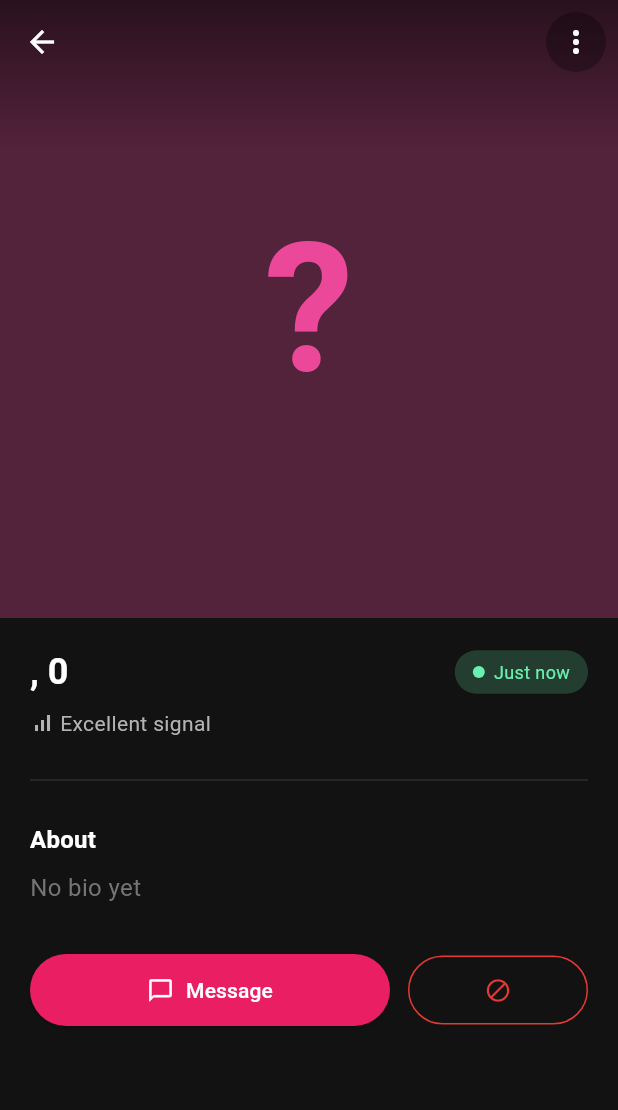
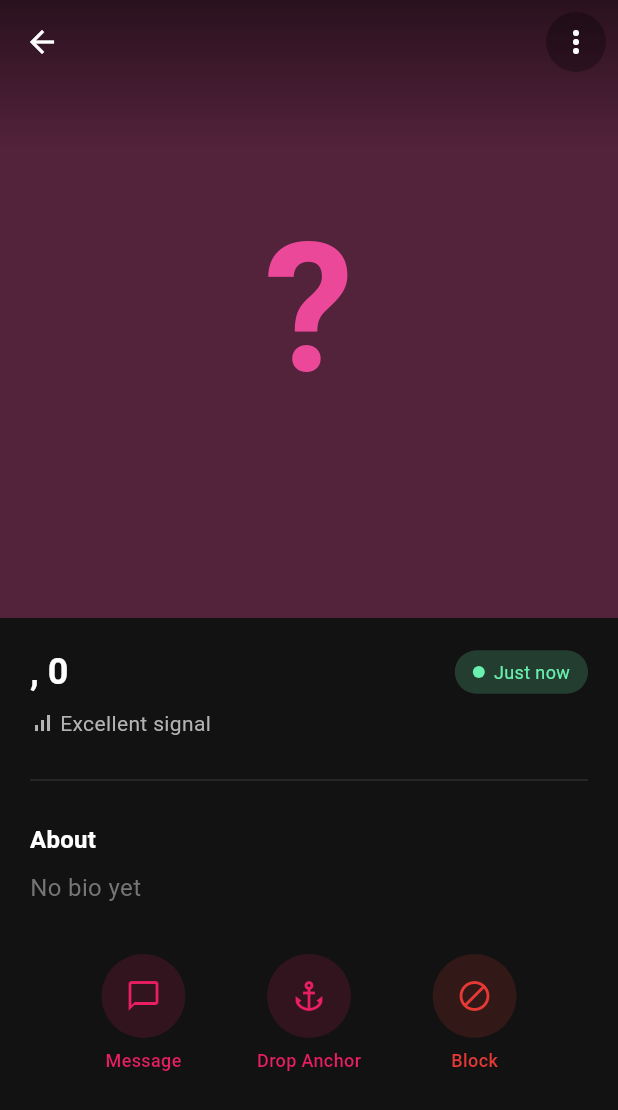
Before and after one commit to nblauren/anchor, a Flutter app: the PeerDetailScreen screen opened directly with empty values, on a phone screen of 412 x 824 dp. Shown: the top 1110 px of the screen. Run offline on Flutter 3.47's test engine with Material 3 defaults, Android fonts, the phone set to English and light mode, and no system bars; our stand-ins replace drift, equatable, flutter_bloc, flutter_local_notifications, get_it, image_picker and 3 more; missing offline and left inert: app_badge_plus, bluetooth_low_energy, image_compression_flutter; accounts and stored records are empty; generated files the repository leaves out were written again.

Commit message:
feat: Drop Anchor (⚓), camera permissions, and edit profile fix
- Add Drop Anchor feature: BLE ping via fff3 characteristic, routed to
  DiscoveryBloc via anchorDropReceivedStream; shows in-app SnackBar and
  local notification; ⚓ button on grid tile, peer detail, and chat AppBar
- Add anchor_drops table (DB schema v3) and AnchorDropRepository
- Add NSCameraUsageDescription and NSPhotoLibraryUsageDescription to
  Info.plist to fix crash when accessing camera or photo library on iOS
- Fix profile setup screen showing "Let's get started" copy when editing

Co-Authored-By: Claude Sonnet 4.6 <noreply@anthropic.com>

```diff
--- a/lib/features/discovery/bloc/discovery_bloc.dart
+++ b/lib/features/discovery/bloc/discovery_bloc.dart
@@ -5,6 +5,8 @@ import 'package:flutter_bloc/flutter_bloc.dart';
 import 'package:uuid/uuid.dart';
 
 import '../../../core/utils/logger.dart';
+import '../../../data/local_database/database.dart';
+import '../../../data/repositories/anchor_drop_repository.dart';
 import '../../../data/repositories/peer_repository.dart';
 import '../../../services/ble/ble.dart' as ble;
 import '../../../services/notification_service.dart';
@@ -20,13 +22,21 @@ class _ApplyDebouncedState extends DiscoveryEvent {
   List<Object?> get props => [newState];
 }
 
+/// Private event to clear the in-app anchor drop notification
+class _ClearAnchorDropNotification extends DiscoveryEvent {
+  @override
+  List<Object?> get props => [];
+}
+
 class DiscoveryBloc extends Bloc<DiscoveryEvent, DiscoveryState> {
   DiscoveryBloc({
     required PeerRepository peerRepository,
     required ble.BleServiceInterface bleService,
+    required AnchorDropRepository anchorDropRepository,
     NotificationService? notificationService,
   })  : _peerRepository = peerRepository,
         _bleService = bleService,
+        _anchorDropRepository = anchorDropRepository,
         _notificationService = notificationService,
         super(const DiscoveryState()) {
     on<LoadDiscoveredPeers>(_onLoadDiscoveredPeers);
@@ -41,6 +51,11 @@ class DiscoveryBloc extends Bloc<DiscoveryEvent, DiscoveryState> {
     on<LoadMockPeers>(_onLoadMockPeers);
     on<ClearDiscoveryError>(_onClearError);
     on<FetchPeerFullPhotos>(_onFetchPeerFullPhotos);
+    on<DropAnchorOnPeer>(_onDropAnchorOnPeer);
+    on<AnchorDropSignalReceived>(_onAnchorDropSignalReceived);
+    on<_ClearAnchorDropNotification>(
+      (event, emit) => emit(state.copyWith(incomingAnchorDropName: null)),
+    );
     on<_ApplyDebouncedState>((event, emit) => emit(event.newState));
 
     // Subscribe to BLE peer discovery stream
@@ -53,17 +68,24 @@ class DiscoveryBloc extends Bloc<DiscoveryEvent, DiscoveryState> {
       (peerId) => add(PeerLost(peerId)),
     );
 
+    // Subscribe to anchor drop stream
+    _anchorDropSubscription = _bleService.anchorDropReceivedStream.listen(
+      (drop) => add(AnchorDropSignalReceived(fromPeerId: drop.fromPeerId)),
+    );
+
     // Debounce timer for batching peer updates
     _debounceTimer?.cancel();
   }
 
   final PeerRepository _peerRepository;
   final ble.BleServiceInterface _bleService;
+  final AnchorDropRepository _anchorDropRepository;
   final NotificationService? _notificationService;
   Timer? _debounceTimer;
   bool _pendingUpdate = false;
   StreamSubscription<ble.DiscoveredPeer>? _peerDiscoveredSubscription;
   StreamSubscription<String>? _peerLostSubscription;
+  StreamSubscription<ble.AnchorDropReceived>? _anchorDropSubscription;
 
   /// Handle BLE peer discovered event - convert to bloc event
   void _onBlePeerDiscovered(ble.DiscoveredPeer peer) {
@@ -423,6 +445,76 @@ class DiscoveryBloc extends Bloc<DiscoveryEvent, DiscoveryState> {
     await _bleService.fetchFullProfilePhotos(event.peerId);
   }
 
+  /// User tapped the ⚓ button — send a drop anchor signal via BLE
+  Future<void> _onDropAnchorOnPeer(
+    DropAnchorOnPeer event,
+    Emitter<DiscoveryState> emit,
+  ) async {
+    try {
+      // Record locally and update UI immediately — BLE send is best-effort
+      await _anchorDropRepository.recordDrop(
+        peerId: event.peerId,
+        peerName: event.peerName,
+        direction: AnchorDropDirection.sent,
+      );
+
+      final updated = Set<String>.from(state.droppedAnchorPeerIds)
+        ..add(event.peerId);
+      emit(state.copyWith(droppedAnchorPeerIds: updated));
+
+      // Best-effort BLE send — peer may not be reachable right now
+      _bleService.sendDropAnchor(event.peerId);
+
+      Logger.info('DiscoveryBloc: Anchor dropped on ${event.peerName}', 'Discovery');
+    } catch (e) {
+      Logger.error('DiscoveryBloc: Failed to drop anchor', e, null, 'Discovery');
+    }
+  }
+
+  /// Received an anchor drop signal from a peer — record and notify
+  Future<void> _onAnchorDropSignalReceived(
+    AnchorDropSignalReceived event,
+    Emitter<DiscoveryState> emit,
+  ) async {
+    try {
+      // Resolve peer name from known peers
+      final peer = state.peers
+          .where((p) => p.peerId == event.fromPeerId)
+          .firstOrNull;
+      final peerName = peer?.name ?? 'Someone';
+
+      // Discard if blocked
+      if (peer?.isBlocked == true) return;
+
+      // Record in database
+      await _anchorDropRepository.recordDrop(
+        peerId: event.fromPeerId,
+        peerName: peerName,
+        direction: AnchorDropDirection.received,
+      );
+
+      // Show system notification
+      await _notificationService?.showAnchorDropNotification(
+        fromPeerId: event.fromPeerId,
+        fromName: peerName,
+      );
+
+      // Update state for in-app SnackBar
+      emit(state.copyWith(incomingAnchorDropName: '$peerName \u2693'));
+
+      // Clear after a moment so the same name can re-trigger
+      Future.delayed(const Duration(seconds: 2), () {
+        if (!isClosed) {
+          add(_ClearAnchorDropNotification());
+        }
+      });
+
+      Logger.info('DiscoveryBloc: Received anchor drop from $peerName', 'Discovery');
+    } catch (e) {
+      Logger.error('DiscoveryBloc: Failed to handle anchor drop', e, null, 'Discovery');
+    }
+  }
+
   /// Debounce UI updates to batch rapid changes.
   /// Uses add() for the timer callback to avoid calling emit after the
   /// event handler has completed (which would throw an AssertionError).
@@ -504,6 +596,7 @@ class DiscoveryBloc extends Bloc<DiscoveryEvent, DiscoveryState> {
     _debounceTimer?.cancel();
     _peerDiscoveredSubscription?.cancel();
     _peerLostSubscription?.cancel();
+    _anchorDropSubscription?.cancel();
     return super.close();
   }
 }
--- a/lib/features/discovery/bloc/discovery_event.dart
+++ b/lib/features/discovery/bloc/discovery_event.dart
@@ -131,3 +131,22 @@ class FetchPeerFullPhotos extends DiscoveryEvent {
   @override
   List<Object?> get props => [peerId];
 }
+
+/// User tapped the ⚓ button to drop anchor on a peer
+class DropAnchorOnPeer extends DiscoveryEvent {
+  const DropAnchorOnPeer({required this.peerId, required this.peerName});
+  final String peerId;
+  final String peerName;
+
+  @override
+  List<Object?> get props => [peerId, peerName];
+}
+
+/// A peer dropped anchor on us (received via BLE)
+class AnchorDropSignalReceived extends DiscoveryEvent {
+  const AnchorDropSignalReceived({required this.fromPeerId});
+  final String fromPeerId;
+
+  @override
+  List<Object?> get props => [fromPeerId];
+}
--- a/lib/features/discovery/bloc/discovery_state.dart
+++ b/lib/features/discovery/bloc/discovery_state.dart
@@ -150,6 +150,8 @@ class DiscoveryState extends Equatable {
     this.errorMessage,
     this.lastRefreshed,
     this.isScanning = false,
+    this.droppedAnchorPeerIds = const {},
+    this.incomingAnchorDropName,
   });
 
   final DiscoveryStatus status;
@@ -157,6 +159,10 @@ class DiscoveryState extends Equatable {
   final String? errorMessage;
   final DateTime? lastRefreshed;
   final bool isScanning;
+  /// Peer IDs we have dropped anchor on this session (for ⚓ button highlight)
+  final Set<String> droppedAnchorPeerIds;
+  /// Set briefly when a peer drops anchor on us — used to show a SnackBar
+  final String? incomingAnchorDropName;
 
   /// Visible peers (excluding blocked), sorted by last seen.
   /// Deduplicates by peerId in case a MAC rotation briefly produces two entries.
@@ -190,6 +196,8 @@ class DiscoveryState extends Equatable {
     String? errorMessage,
     DateTime? lastRefreshed,
     bool? isScanning,
+    Set<String>? droppedAnchorPeerIds,
+    Object? incomingAnchorDropName = _sentinel,
   }) {
     return DiscoveryState(
       status: status ?? this.status,
@@ -197,9 +205,24 @@ class DiscoveryState extends Equatable {
       errorMessage: errorMessage,
       lastRefreshed: lastRefreshed ?? this.lastRefreshed,
       isScanning: isScanning ?? this.isScanning,
+      droppedAnchorPeerIds: droppedAnchorPeerIds ?? this.droppedAnchorPeerIds,
+      incomingAnchorDropName: incomingAnchorDropName == _sentinel
+          ? this.incomingAnchorDropName
+          : incomingAnchorDropName as String?,
     );
   }
 
   @override
-  List<Object?> get props => [status, peers, errorMessage, lastRefreshed, isScanning];
+  List<Object?> get props => [
+        status,
+        peers,
+        errorMessage,
+        lastRefreshed,
+        isScanning,
+        droppedAnchorPeerIds,
+        incomingAnchorDropName,
+      ];
 }
+
+/// Sentinel for distinguishing "not provided" from explicit null in copyWith
+const _sentinel = Object();
--- a/lib/features/discovery/screens/peer_detail_screen.dart
+++ b/lib/features/discovery/screens/peer_detail_screen.dart
@@ -28,11 +28,24 @@ class _PeerDetailScreenState extends State<PeerDetailScreen> {
   final PageController _pageController = PageController();
   int _currentPhotoIndex = 0;
   bool _isFetchingPhotos = false;
+  bool _anchorDropped = false;
 
   @override
   void initState() {
     super.initState();
     _peer = widget.peer;
+
+    // Sync anchor drop state from bloc
+    WidgetsBinding.instance.addPostFrameCallback((_) {
+      if (mounted) {
+        final dropped = context
+            .read<DiscoveryBloc>()
+            .state
+            .droppedAnchorPeerIds
+            .contains(_peer.peerId);
+        if (dropped) setState(() => _anchorDropped = true);
+      }
+    });
 
     // Trigger full-photo fetch when the detail screen opens for a direct peer
     // that has extra photos not yet loaded.
@@ -87,6 +100,20 @@ class _PeerDetailScreenState extends State<PeerDetailScreen> {
     Navigator.pop(context); // Go back to discovery
     ScaffoldMessenger.of(context).showSnackBar(
       SnackBar(content: Text('${_peer.name} has been blocked')),
+    );
+  }
+
+  void _dropAnchor() {
+    context.read<DiscoveryBloc>().add(
+          DropAnchorOnPeer(peerId: _peer.peerId, peerName: _peer.name),
+        );
+    setState(() => _anchorDropped = true);
+    ScaffoldMessenger.of(context).showSnackBar(
+      SnackBar(
+        content: Text('Anchor dropped on ${_peer.name}! \u2693'),
+        duration: const Duration(seconds: 2),
+        behavior: SnackBarBehavior.floating,
+      ),
     );
   }
 
@@ -291,31 +318,29 @@ class _PeerDetailScreenState extends State<PeerDetailScreen> {
 
                   // Action buttons
                   Row(
+                    mainAxisAlignment: MainAxisAlignment.spaceEvenly,
                     children: [
                       // Message button
-                      Expanded(
-                        flex: 2,
-                        child: ElevatedButton.icon(
-                          onPressed: _openChat,
-                          icon: const Icon(Icons.chat_bubble_outline),
-                          label: const Text('Message'),
-                          style: ElevatedButton.styleFrom(
-                            padding: const EdgeInsets.symmetric(vertical: 14),
-                          ),
-                        ),
+                      _ActionIconButton(
+                        icon: Icons.chat_bubble_outline,
+                        label: 'Message',
+                        onPressed: _openChat,
                       ),
-                      const SizedBox(width: 12),
+                      // Drop Anchor button
+                      _ActionIconButton(
+                        icon: Icons.anchor,
+                        label: _anchorDropped ? 'Anchored!' : 'Drop Anchor',
+                        onPressed: _anchorDropped ? null : _dropAnchor,
+                        color: _anchorDropped
+                            ? const Color(0xFFEC4899)
+                            : null,
+                      ),
                       // Block button
-                      Expanded(
-                        child: OutlinedButton(
-                          onPressed: _showBlockConfirmation,
-                          style: OutlinedButton.styleFrom(
-                            foregroundColor: AppTheme.error,
-                            side: const BorderSide(color: AppTheme.error),
-                            padding: const EdgeInsets.symmetric(vertical: 14),
-                          ),
-                          child: const Icon(Icons.block),
-                        ),
+                      _ActionIconButton(
+                        icon: Icons.block,
+                        label: 'Block',
+                        onPressed: _showBlockConfirmation,
+                        color: AppTheme.error,
                       ),
                     ],
                   ),
@@ -602,3 +627,57 @@ class _PeerDetailScreenState extends State<PeerDetailScreen> {
     Color(0xFF14B8A6), // Teal
   ];
 }
+
+/// A circular icon button with a label beneath it, used in the profile action row.
+class _ActionIconButton extends StatelessWidget {
+  const _ActionIconButton({
+    required this.icon,
+    required this.label,
+    required this.onPressed,
+    this.color,
+  });
+
+  final IconData icon;
+  final String label;
+  final VoidCallback? onPressed;
+  final Color? color;
+
+  @override
+  Widget build(BuildContext context) {
+    final effectiveColor = onPressed == null
+        ? color ?? AppTheme.primaryColor
+        : color ?? AppTheme.primaryColor;
+    final dimmed = onPressed == null;
+
+    return GestureDetector(
+      onTap: onPressed,
+      child: Column(
+        mainAxisSize: MainAxisSize.min,
+        children: [
+          Container(
+            width: 56,
+            height: 56,
+            decoration: BoxDecoration(
+              color: effectiveColor.withValues(alpha: dimmed ? 0.08 : 0.15),
+              shape: BoxShape.circle,
+            ),
+            child: Icon(
+              icon,
+              color: effectiveColor.withValues(alpha: dimmed ? 0.4 : 1.0),
+              size: 24,
+            ),
+          ),
+          const SizedBox(height: 6),
+          Text(
+            label,
+            style: TextStyle(
+              fontSize: 12,
+              color: effectiveColor.withValues(alpha: dimmed ? 0.4 : 1.0),
+              fontWeight: FontWeight.w500,
+            ),
+          ),
+        ],
+      ),
+    );
+  }
+}
--- a/lib/features/profile/screens/profile_setup_screen.dart
+++ b/lib/features/profile/screens/profile_setup_screen.dart
@@ -192,14 +192,16 @@ class _ProfileSetupScreenState extends State<ProfileSetupScreen> {
           crossAxisAlignment: CrossAxisAlignment.start,
           children: [
             Text(
-              'Let\'s get started',
+              widget.isEditing ? 'Edit your profile' : 'Let\'s get started',
               style: Theme.of(context).textTheme.headlineSmall?.copyWith(
                     fontWeight: FontWeight.bold,
                   ),
             ),
             const SizedBox(height: 8),
             Text(
-              'Tell us a bit about yourself',
+              widget.isEditing
+                  ? 'Update your details below'
+                  : 'Tell us a bit about yourself',
               style: Theme.of(context).textTheme.bodyLarge?.copyWith(
                     color: AppTheme.textSecondary,
                   ),
--- a/lib/injection.dart
+++ b/lib/injection.dart
@@ -71,6 +71,7 @@ Future<void> initializeDependencies({
     () => DiscoveryBloc(
       peerRepository: getIt<DatabaseService>().peerRepository,
       bleService: getIt<BleServiceInterface>(),
+      anchorDropRepository: getIt<DatabaseService>().anchorDropRepository,
       notificationService: getIt<NotificationService>(),
     ),
   );
--- a/lib/services/ble/ble_models.dart
+++ b/lib/services/ble/ble_models.dart
@@ -314,6 +314,20 @@ enum BleErrorType {
   unknown,
 }
 
+/// Received anchor drop signal from a peer
+class AnchorDropReceived extends Equatable {
+  const AnchorDropReceived({
+    required this.fromPeerId,
+    required this.timestamp,
+  });
+
+  final String fromPeerId;
+  final DateTime timestamp;
+
+  @override
+  List<Object?> get props => [fromPeerId, timestamp];
+}
+
 /// BLE error
 class BleError extends Equatable {
   const BleError({
--- a/lib/services/ble/mock_ble_service.dart
+++ b/lib/services/ble/mock_ble_service.dart
@@ -27,6 +27,7 @@ class MockBleService implements BleServiceInterface {
   final _messageReceivedController = StreamController<ReceivedMessage>.broadcast();
   final _photoProgressController = StreamController<PhotoTransferProgress>.broadcast();
   final _photoReceivedController = StreamController<ReceivedPhoto>.broadcast();
+  final _anchorDropReceivedController = StreamController<AnchorDropReceived>.broadcast();
 
   // Mock data
   final Map<String, DiscoveredPeer> _visiblePeers = {};
@@ -104,6 +105,7 @@ class MockBleService implements BleServiceInterface {
     await _messageReceivedController.close();
     await _photoProgressController.close();
     await _photoReceivedController.close();
+    await _anchorDropReceivedController.close();
   }
 
   // ==================== Status ====================
@@ -326,6 +328,39 @@ class MockBleService implements BleServiceInterface {
     });
   }
 
+  // ==================== Drop Anchor ====================
+
+  @override
+  Future<bool> sendDropAnchor(String peerId) async {
+    Logger.info(
+      'MockBleService: Sending drop_anchor to ${peerId.substring(0, 8)}',
+      'BLE',
+    );
+
+    await Future.delayed(Duration(milliseconds: 150 + _random.nextInt(200)));
+
+    if (!_visiblePeers.containsKey(peerId)) {
+      Logger.warning('MockBleService: Peer not reachable for drop anchor', 'BLE');
+      return false;
+    }
+
+    // Simulate the peer "dropping anchor back" after a short delay
+    Timer(Duration(milliseconds: 1000 + _random.nextInt(1500)), () {
+      final drop = AnchorDropReceived(
+        fromPeerId: peerId,
+        timestamp: DateTime.now(),
+      );
+      _anchorDropReceivedController.add(drop);
+      Logger.info('MockBleService: Simulated anchor drop back from ${peerId.substring(0, 8)}', 'BLE');
+    });
+
+    return true;
+  }
+
+  @override
+  Stream<AnchorDropReceived> get anchorDropReceivedStream =>
+      _anchorDropReceivedController.stream;
+
   // ==================== Photo Transfer ====================
 
   @override
```
Also changed, not shown: lib/core/routing/app_shell.dart (+12 -1 lines), lib/data/local_database/database.dart (+22 -2 lines), lib/data/repositories/anchor_drop_repository.dart (added, +67 -0 lines), lib/features/chat/screens/chat_screen.dart (+33 -0 lines), lib/features/discovery/screens/discovery_screen.dart (+17 -0 lines), lib/features/discovery/widgets/peer_grid_tile.dart (+23 -0 lines), lib/services/ble/ble_connection_bloc.dart (+4 -3 lines), lib/services/ble/ble_service_interface.dart (+9 -0 lines), lib/services/ble/flutter_blue_plus_ble_service.dart (+71 -2 lines), lib/services/database_service.dart (+9 -0 lines), lib/services/notification_service.dart (+65 -0 lines), lib/data/local_database/database.g.dart, 1 other file.
